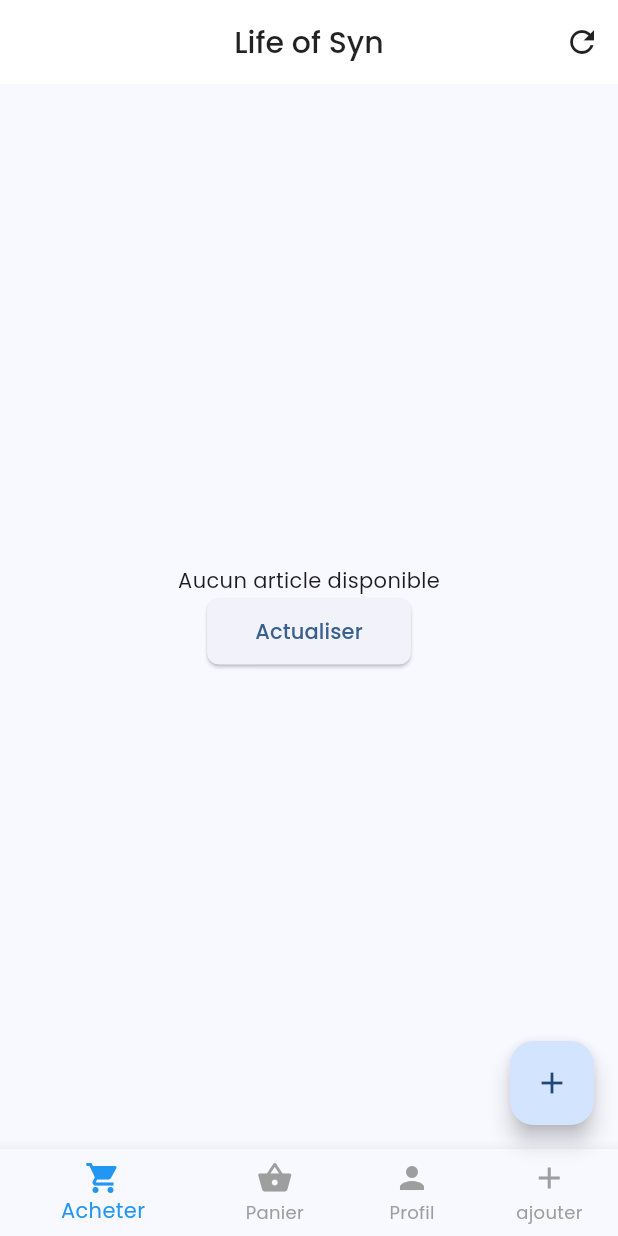
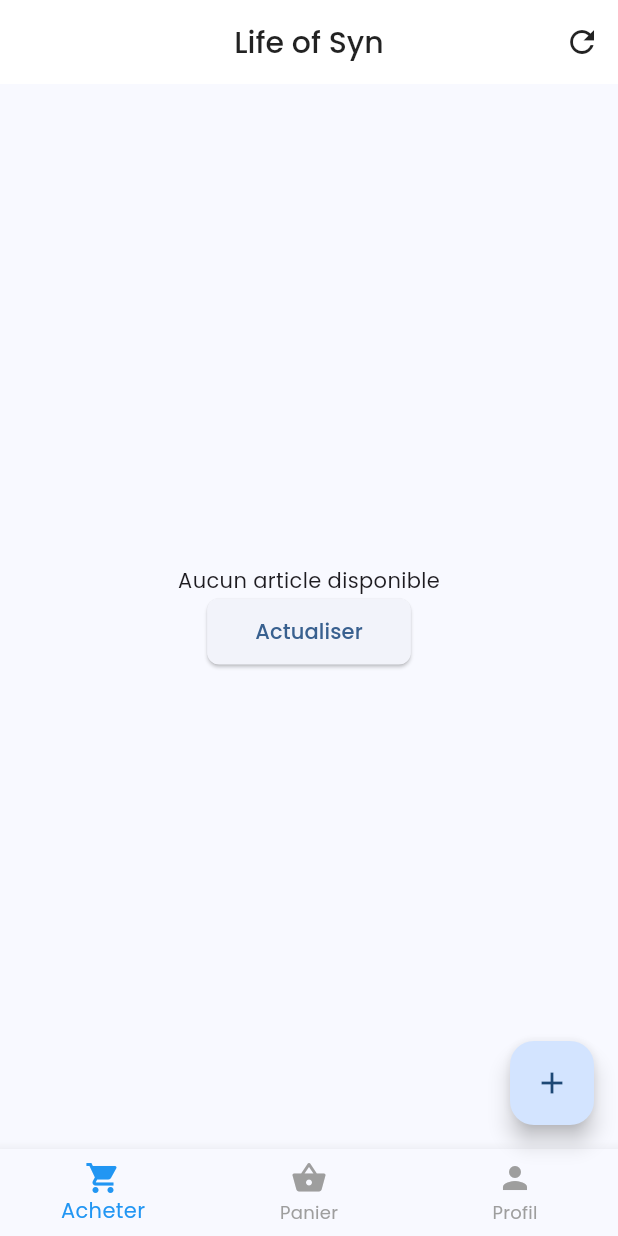
Before and after one commit to Naji200/store_c, a Flutter app: the HomePage screen opened directly, on a phone screen of 412 x 824 dp. Run offline on Flutter 3.47's test engine with Material 3 defaults, Android fonts, the phone set to English and light mode, and no system bars; our stand-ins replace cloud_firestore, firebase_auth, firebase_core, firebase_database, google_fonts; accounts and stored records are empty.

Commit message:
4th commit

```diff
--- a/lib/screens/bar.dart
+++ b/lib/screens/bar.dart
@@ -50,10 +50,6 @@ class Bar extends StatelessWidget {
           icon: Icon(Icons.person),
           label: 'Profil',
         ),
-        BottomNavigationBarItem(
-          icon: Icon(Icons.add),
-          label: 'ajouter',
-        ),
       ],
       selectedItemColor: Colors.blue,
       unselectedItemColor: Colors.grey,
```
